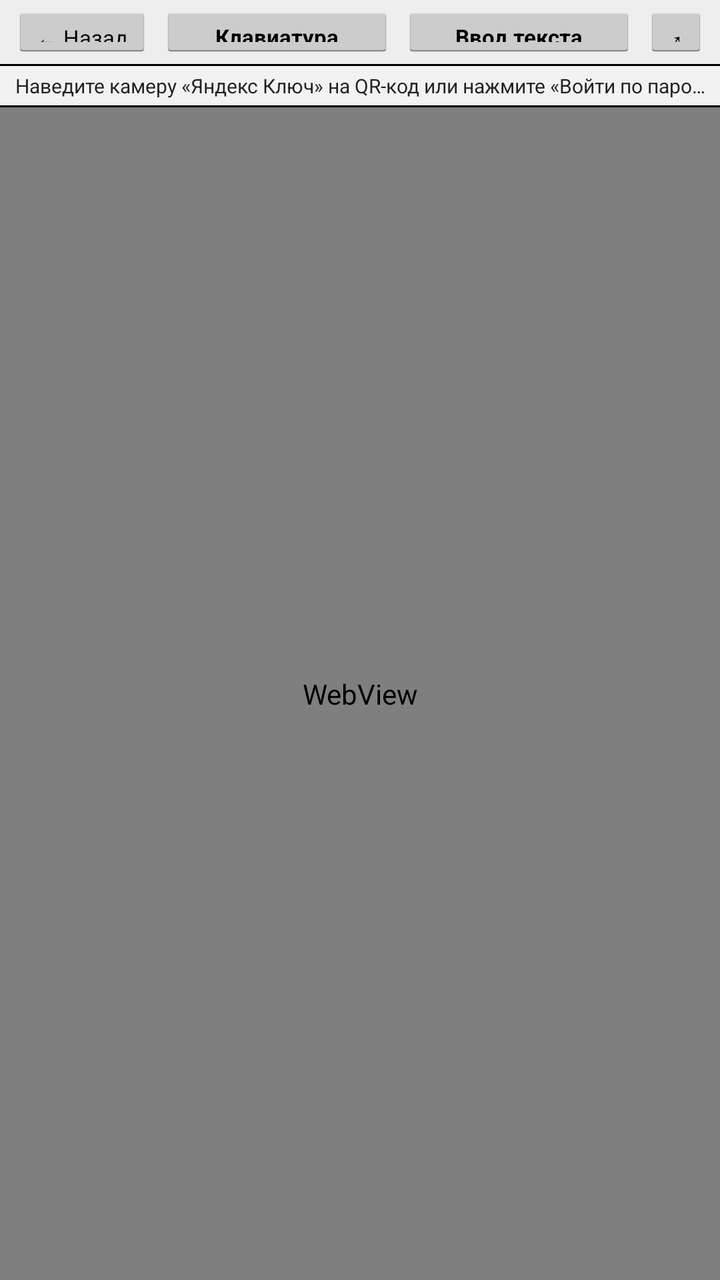
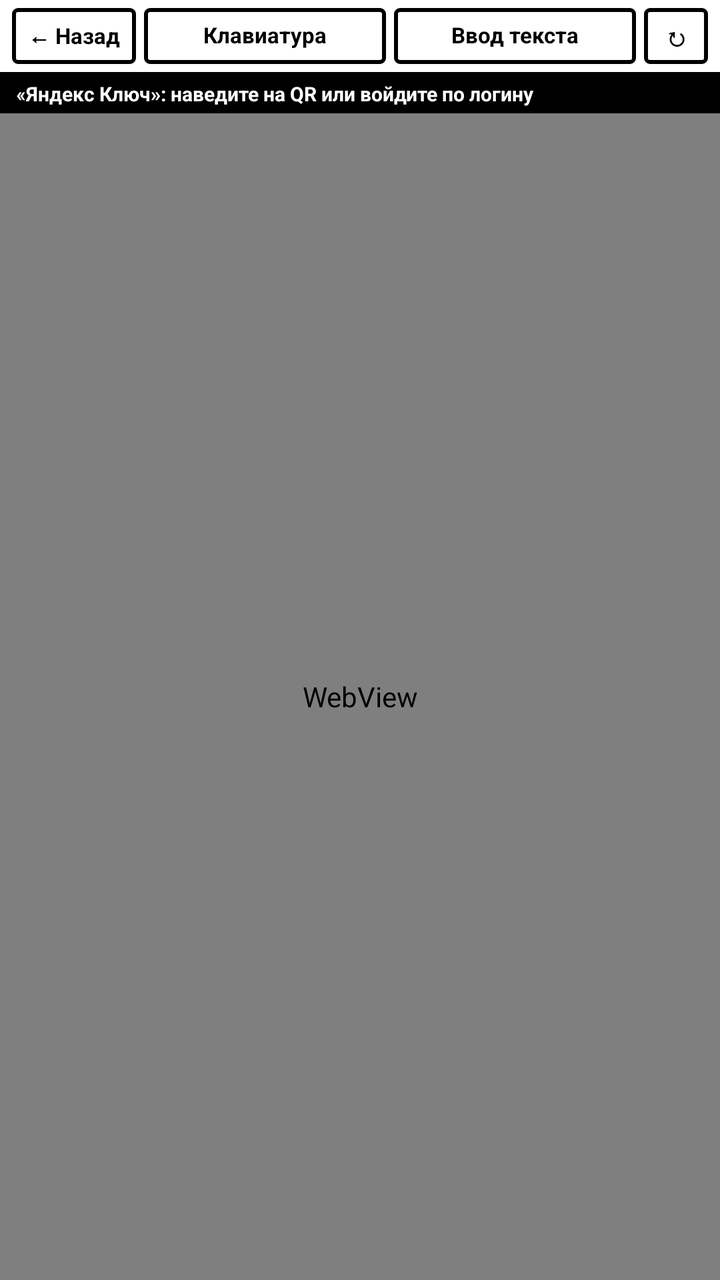

Two renders of the same Android screen: before a commit and after it. Below are the layout's source before the change and the commit's diff.
<!-- AndroidManifest.xml: application theme Theme.EInk -->
<!-- res/layout/activity_auth_webview.xml -->
<?xml version="1.0" encoding="utf-8"?>
<LinearLayout xmlns:android="http://schemas.android.com/apk/res/android"
    android:layout_width="match_parent"
    android:layout_height="match_parent"
    android:orientation="vertical"
    android:background="@color/eink_white">

    
    <LinearLayout
        android:layout_width="match_parent"
        android:layout_height="32dp"
        android:orientation="horizontal"
        android:gravity="center_vertical"
        android:paddingLeft="6dp"
        android:paddingRight="6dp"
        android:background="#EEEEEE">

        <Button
            android:id="@+id/btn_close_webview"
            android:layout_width="wrap_content"
            android:layout_height="26dp"
            android:text="← Назад"
            android:textSize="11sp"
            android:textColor="@color/eink_black" />

        <Button
            android:id="@+id/btn_open_keyboard"
            android:layout_width="0dp"
            android:layout_weight="1"
            android:layout_height="26dp"
            android:text="Клавиатура"
            android:textSize="11sp"
            android:textStyle="bold"
            android:textColor="@color/eink_black"
            android:layout_marginLeft="4dp"
            android:layout_marginRight="4dp" />

        <Button
            android:id="@+id/btn_native_input"
            android:layout_width="0dp"
            android:layout_weight="1"
            android:layout_height="26dp"
            android:text="Ввод текста"
            android:textSize="11sp"
            android:textStyle="bold"
            android:textColor="@color/eink_black"
            android:layout_marginRight="4dp" />

        <Button
            android:id="@+id/btn_reload_webview"
            android:layout_width="32dp"
            android:layout_height="26dp"
            android:text="↻"
            android:textSize="13sp"
            android:textColor="@color/eink_black" />

    </LinearLayout>

    <View
        android:layout_width="match_parent"
        android:layout_height="1dp"
        android:background="@color/eink_divider" />

    
    <TextView
        android:id="@+id/webview_hint"
        android:layout_width="match_parent"
        android:layout_height="wrap_content"
        android:background="#F2F2F2"
        android:paddingLeft="6dp"
        android:paddingRight="6dp"
        android:paddingTop="3dp"
        android:paddingBottom="3dp"
        android:text="Наведите камеру «Яндекс Ключ» на QR-код или нажмите «Войти по паролю»"
        android:textSize="10sp"
        android:textColor="#222222"
        android:gravity="center"
        android:singleLine="true"
        android:ellipsize="end" />

    <View
        android:layout_width="match_parent"
        android:layout_height="1dp"
        android:background="@color/eink_divider" />

    
    <WebView
        android:id="@+id/auth_webview"
        android:layout_width="match_parent"
        android:layout_height="0dp"
        android:layout_weight="1"
        android:focusable="true"
        android:focusableInTouchMode="true" />

</LinearLayout>
<!-- resources referenced by this layout -->
<resources>
  <color name="eink_black">#000000</color>
  <color name="eink_divider">#000000</color>
  <color name="eink_white">#FFFFFF</color>
  <style name="Theme.EInk" parent="android:Theme.Holo.Light.NoActionBar">
          <item name="android:windowBackground">@color/eink_white</item>
          <item name="android:colorBackground">@color/eink_white</item>
          <item name="android:textColorPrimary">@color/eink_black</item>
          <item name="android:windowAnimationStyle">@style/Animation.EInk.NoAnimation</item>
      </style>
  <style name="Animation.EInk.NoAnimation" parent="android:Animation">
          <item name="android:windowEnterAnimation">@null</item>
          <item name="android:windowExitAnimation">@null</item>
          <item name="android:activityOpenEnterAnimation">@null</item>
          <item name="android:activityOpenExitAnimation">@null</item>
          <item name="android:activityCloseEnterAnimation">@null</item>
          <item name="android:activityCloseExitAnimation">@null</item>
      </style>
</resources>

<!-- the commit's change to res/layout/activity_auth_webview.xml (unified diff, before → after) -->
@@ -8,30 +8,49 @@
     
     <LinearLayout
         android:layout_width="match_parent"
-        android:layout_height="32dp"
+        android:layout_height="36dp"
         android:orientation="horizontal"
         android:gravity="center_vertical"
         android:paddingLeft="6dp"
         android:paddingRight="6dp"
-        android:background="#EEEEEE">
+        android:paddingTop="3dp"
+        android:paddingBottom="3dp"
+        android:background="@color/eink_white">
 
         <Button
             android:id="@+id/btn_close_webview"
             android:layout_width="wrap_content"
-            android:layout_height="26dp"
+            android:layout_height="28dp"
+            android:minHeight="0dp"
+            android:minWidth="0dp"
             android:text="← Назад"
             android:textSize="11sp"
-            android:textColor="@color/eink_black" />
+            android:textStyle="bold"
+            android:textColor="@color/eink_black"
+            android:background="@drawable/btn_eink"
+            android:includeFontPadding="false"
+            android:paddingLeft="8dp"
+            android:paddingRight="8dp"
+            android:paddingTop="2dp"
+            android:paddingBottom="2dp" />
 
         <Button
             android:id="@+id/btn_open_keyboard"
             android:layout_width="0dp"
             android:layout_weight="1"
-            android:layout_height="26dp"
+            android:layout_height="28dp"
+            android:minHeight="0dp"
+            android:minWidth="0dp"
             android:text="Клавиатура"
             android:textSize="11sp"
             android:textStyle="bold"
             android:textColor="@color/eink_black"
+            android:background="@drawable/btn_eink"
+            android:includeFontPadding="false"
+            android:paddingLeft="6dp"
+            android:paddingRight="6dp"
+            android:paddingTop="2dp"
+            android:paddingBottom="2dp"
             android:layout_marginLeft="4dp"
             android:layout_marginRight="4dp" />
 
@@ -39,57 +58,78 @@
             android:id="@+id/btn_native_input"
             android:layout_width="0dp"
             android:layout_weight="1"
-            android:layout_height="26dp"
+            android:layout_height="28dp"
+            android:minHeight="0dp"
+            android:minWidth="0dp"
             android:text="Ввод текста"
             android:textSize="11sp"
             android:textStyle="bold"
             android:textColor="@color/eink_black"
+            android:background="@drawable/btn_eink"
+            android:includeFontPadding="false"
+            android:paddingLeft="6dp"
+            android:paddingRight="6dp"
+            android:paddingTop="2dp"
+            android:paddingBottom="2dp"
             android:layout_marginRight="4dp" />
 
         <Button
             android:id="@+id/btn_reload_webview"
             android:layout_width="32dp"
-            android:layout_height="26dp"
+            android:layout_height="28dp"
+            android:minHeight="0dp"
+            android:minWidth="0dp"
             android:text="↻"
             android:textSize="13sp"
-            android:textColor="@color/eink_black" />
+            android:textStyle="bold"
+            android:textColor="@color/eink_black"
+            android:background="@drawable/btn_eink"
+            android:includeFontPadding="false"
+            android:padding="0dp" />
 
     </LinearLayout>
 
     <View
         android:layout_width="match_parent"
         android:layout_height="1dp"
-        android:background="@color/eink_divider" />
+        android:background="@color/eink_black" />
 
     
     <TextView
-        android:id="@+id/webview_hint"
+        android:id="@+id/auth_webview_tip"
         android:layout_width="match_parent"
         android:layout_height="wrap_content"
-        android:background="#F2F2F2"
-        android:paddingLeft="6dp"
-        android:paddingRight="6dp"
+        android:background="@color/eink_black"
+        android:textColor="@color/eink_white"
+        android:textSize="10sp"
+        android:textStyle="bold"
+        android:paddingLeft="8dp"
+        android:paddingRight="8dp"
         android:paddingTop="3dp"
         android:paddingBottom="3dp"
-        android:text="Наведите камеру «Яндекс Ключ» на QR-код или нажмите «Войти по паролю»"
-        android:textSize="10sp"
-        android:textColor="#222222"
-        android:gravity="center"
+        android:gravity="center_vertical"
+        android:text="«Яндекс Ключ»: наведите на QR или войдите по логину"
         android:singleLine="true"
         android:ellipsize="end" />
 
-    <View
-        android:layout_width="match_parent"
-        android:layout_height="1dp"
-        android:background="@color/eink_divider" />
-
-    
-    <WebView
-        android:id="@+id/auth_webview"
+    <FrameLayout
         android:layout_width="match_parent"
         android:layout_height="0dp"
-        android:layout_weight="1"
-        android:focusable="true"
-        android:focusableInTouchMode="true" />
+        android:layout_weight="1">
+
+        <WebView
+            android:id="@+id/auth_webview"
+            android:layout_width="match_parent"
+            android:layout_height="match_parent" />
+
+        <ProgressBar
+            android:id="@+id/webview_progress"
+            style="?android:attr/progressBarStyleHorizontal"
+            android:layout_width="match_parent"
+            android:layout_height="3dp"
+            android:max="100"
+            android:visibility="gone" />
+
+    </FrameLayout>
 
 </LinearLayout>
<!-- resource entries referenced after the edit -->
@@ -1,8 +1,25 @@
 <!-- resources referenced by this layout -->
 <resources>
   <color name="eink_black">#000000</color>
-  <color name="eink_divider">#000000</color>
   <color name="eink_white">#FFFFFF</color>
+  <!-- drawable btn_eink (drawable) -->
+  <?xml version="1.0" encoding="utf-8"?>
+  <selector xmlns:android="http://schemas.android.com/apk/res/android">
+      <item android:state_pressed="true">
+          <shape android:shape="rectangle">
+              <solid android:color="#000000" />
+              <stroke android:width="2dp" android:color="#000000" />
+              <corners android:radius="2dp" />
+          </shape>
+      </item>
+      <item>
+          <shape android:shape="rectangle">
+              <solid android:color="#FFFFFF" />
+              <stroke android:width="2dp" android:color="#000000" />
+              <corners android:radius="2dp" />
+          </shape>
+      </item>
+  </selector>
   <style name="Theme.EInk" parent="android:Theme.Holo.Light.NoActionBar">
           <item name="android:windowBackground">@color/eink_white</item>
           <item name="android:colorBackground">@color/eink_white</item>
